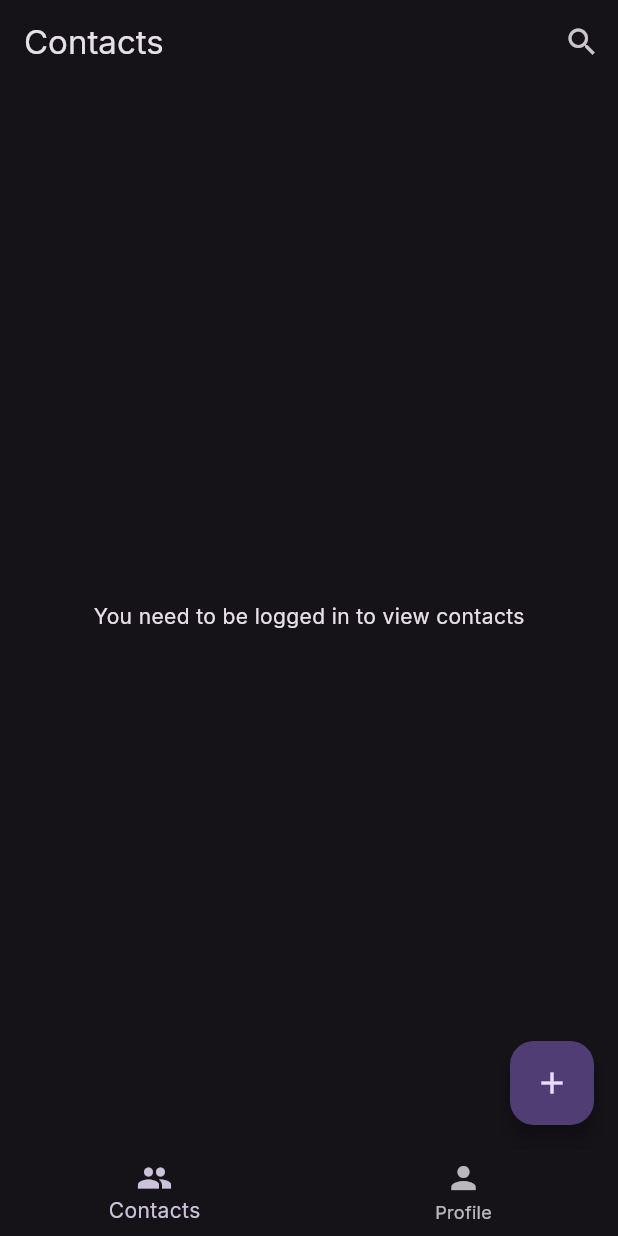
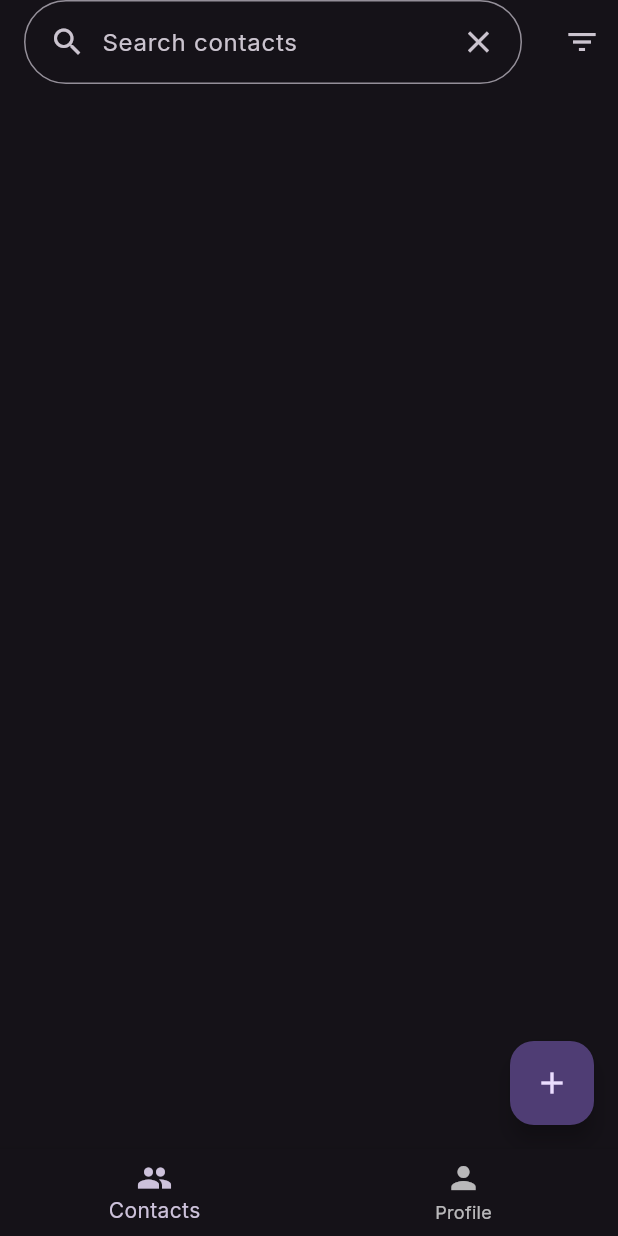
Before and after one commit to gautambhetanabhotla/contacts, a Flutter app: the screen it shows after launch, on a phone screen of 412 x 824 dp. Run offline on Flutter 3.47's test engine with Material 3 defaults, Android fonts, the phone set to English and light mode, and no system bars; our stand-ins replace cloud_firestore, firebase_auth, firebase_core, flutter_contacts, shared_preferences, talker; accounts and stored records are empty.

Commit message:
to do: refactor contacts controller

```diff
--- /dev/null
+++ b/devtools_options.yaml
@@ -0,0 +1,3 @@
+description: This file stores settings for Dart & Flutter DevTools.
+documentation: https://docs.flutter.dev/tools/devtools/extensions#configure-extension-enablement-states
+extensions:
--- a/lib/main.dart
+++ b/lib/main.dart
@@ -1,9 +1,11 @@
+import 'package:contacts/contacts_controller.dart';
 import 'package:firebase_core/firebase_core.dart';
 import 'package:flutter/material.dart';
+import 'package:provider/provider.dart';
 
 import './firebase_options.dart';
-import './user_profile.dart';
-import './contacts_page.dart';
+import 'pages/user_profile.dart';
+import 'pages/contacts_page.dart';
 
 void main() async {
   WidgetsFlutterBinding.ensureInitialized();
@@ -15,22 +17,7 @@ void main() async {
   runApp(const MyApp());
 }
 
-class MyApp extends StatelessWidget {
-  const MyApp({super.key});
-
-  // This widget is the root of your application.
-  @override
-  Widget build(BuildContext context) {
-    return MaterialApp(
-      title: 'Contacts',
-      themeMode: ThemeMode.dark,
-      darkTheme: ThemeData(
-        colorScheme: ColorScheme.fromSeed(
-          seedColor: Colors.deepPurple,
-          brightness: Brightness.dark,
-        ),
-        fontFamily: 'Inter',
-        textTheme: const TextTheme(
+const interTextTheme = TextTheme(
   displayLarge: TextStyle(fontFamily: 'Inter'),
   displayMedium: TextStyle(fontFamily: 'Inter'),
   displaySmall: TextStyle(fontFamily: 'Inter'),
@@ -46,30 +33,36 @@ class MyApp extends StatelessWidget {
   labelLarge: TextStyle(fontFamily: 'Inter'),
   labelMedium: TextStyle(fontFamily: 'Inter'),
   labelSmall: TextStyle(fontFamily: 'Inter'),
+);
+
+class MyApp extends StatelessWidget {
+  const MyApp({super.key});
+
+  // This widget is the root of your application.
+  @override
+  Widget build(BuildContext context) {
+    return Provider(
+      create: (context) => ContactsController(),
+      child: MaterialApp(
+        title: 'Contacts',
+        themeMode: ThemeMode.dark,
+        darkTheme: ThemeData(
+          colorScheme: ColorScheme.fromSeed(
+            seedColor: Colors.deepPurple,
+            brightness: Brightness.dark,
           ),
+          fontFamily: 'Inter',
+          textTheme: interTextTheme,
+          useMaterial3: true,
         ),
         theme: ThemeData(
           colorScheme: ColorScheme.fromSeed(seedColor: Colors.deepPurple),
           fontFamily: 'Inter',
-        textTheme: const TextTheme(
-          displayLarge: TextStyle(fontFamily: 'Inter'),
-          displayMedium: TextStyle(fontFamily: 'Inter'),
-          displaySmall: TextStyle(fontFamily: 'Inter'),
-          headlineLarge: TextStyle(fontFamily: 'Inter'),
-          headlineMedium: TextStyle(fontFamily: 'Inter'),
-          headlineSmall: TextStyle(fontFamily: 'Inter'),
-          titleLarge: TextStyle(fontFamily: 'Inter'),
-          titleMedium: TextStyle(fontFamily: 'Inter'),
-          titleSmall: TextStyle(fontFamily: 'Inter'),
-          bodyLarge: TextStyle(fontFamily: 'Inter'),
-          bodyMedium: TextStyle(fontFamily: 'Inter'),
-          bodySmall: TextStyle(fontFamily: 'Inter'),
-          labelLarge: TextStyle(fontFamily: 'Inter'),
-          labelMedium: TextStyle(fontFamily: 'Inter'),
-          labelSmall: TextStyle(fontFamily: 'Inter'),
-        ),
+          textTheme: interTextTheme,
+          useMaterial3: true,
         ),
         home: const MyHomePage(),
+      ),
     );
   }
 }
--- a/lib/contacts_page.dart
+++ b/lib/pages/contacts_page.dart
@@ -1,10 +1,11 @@
 import 'package:flutter/material.dart';
 import 'package:cloud_firestore/cloud_firestore.dart';
 import 'package:firebase_auth/firebase_auth.dart';
+import 'package:provider/provider.dart';
 
-import './talker.dart';
-import './contacts_controller.dart';
-import './contact_page.dart';
+import '../talker.dart';
+import '../contacts_controller.dart';
+import 'contact_page.dart';
 
 class ContactsPage extends StatefulWidget {
   const ContactsPage({super.key});
@@ -17,72 +18,78 @@ class _ContactsPageState extends State<ContactsPage> {
   final FirebaseFirestore _firestore = FirebaseFirestore.instance;
   final FirebaseAuth _auth = FirebaseAuth.instance;
 
-  late Stream<QuerySnapshot> _contactsStream;
+  String searchQuery = '';
+  late TextEditingController searchController;
 
   @override
   void initState() {
     super.initState();
-    _setupContactsStream();
-  }
-
-  void _setupContactsStream() {
-    final user = _auth.currentUser;
-    // print(user?.uid);
-    if (user != null) {
-      _contactsStream = _firestore
-        .collection('users')
-        .doc(user.uid)
-        .collection('contacts')
-        .snapshots();
-    }
+    searchController = TextEditingController(text: searchQuery);
   }
 
   @override
   Widget build(BuildContext context) {
+    final contactsController = context.read<ContactsController>();
     return Scaffold(
       appBar: AppBar(
-        title: const Text('Contacts'),
+      // Replace the standard AppBar with a search bar
+        title: TextField(
+          controller: searchController,
+          decoration: InputDecoration(
+            hintText: 'Search contacts',
+            border: OutlineInputBorder(
+              borderRadius: const BorderRadius.all(Radius.circular(100.0)),
+            ),
+            prefixIcon: Padding(
+              padding: const EdgeInsets.only(left: 10),
+              child: const Icon(Icons.search),
+            ),
+            suffixIcon: IconButton(
+              padding: const EdgeInsets.only(right: 10),
+              icon: const Icon(Icons.clear),
+              onPressed: () {
+                // Clear the search field
+                searchController.clear();
+                setState(() {
+                  searchQuery = '';
+                });
+              },
+            ),
+          ),
+          onChanged: (value) {
+            // Implement search functionality
+            // Filter contacts based on search query
+          },
+        ),
         actions: [
+          // Optional: Add a clear button or other actions
           IconButton(
-            icon: const Icon(Icons.search),
+            icon: const Icon(Icons.filter_list),
             onPressed: () {
-              // Implement search functionality
+              // Clear the search field
             },
           ),
         ],
       ),
-      body: _auth.currentUser == null
-          ? const Center(child: Text('You need to be logged in to view contacts'))
-          : StreamBuilder<QuerySnapshot>(
-              stream: _contactsStream,
+      body: StreamBuilder<List<Contact>>(
+        stream: contactsController.contactsStream,
         builder: (context, snapshot) {
+          final contactList = snapshot.data ?? [];
+          talker.debug(contactList);
           if (snapshot.connectionState == ConnectionState.waiting) {
             return const Center(child: CircularProgressIndicator());
           }
-
-                if (snapshot.hasError) {
-                  return Center(child: SelectableText('Error: ${snapshot.error}'));
-                }
-
-                if (!snapshot.hasData || snapshot.data!.docs.isEmpty) {
-                  return const Center(child: Text('No contacts found'));
-                }
-
-                final contacts = snapshot.data!.docs
-                    .map((doc) => Contact.fromFirestore(doc))
-                    .toList();
-
           return ListView.builder(
-                  itemCount: contacts.length,
+            itemCount: contactList.length,
             itemBuilder: (context, index) {
-                    final contact = contacts[index];
+              final contact = contactList[index];
               talker.debug(contact);
               return ListTile(
                 leading: CircleAvatar(
                   radius: 20,
-                        child: Text(contact.getLeadingCharacter()),
+                  child: Text(contact.leadingCharacter ?? '?'),
                 ),
-                      title: Text('${contact["First name"]} ${contact["Last name"] ?? ''}'),
+                title: Text(contact.fullName),
                 onTap: () {
                   _viewContactDetails(context, contact);
                 },
@@ -104,7 +111,7 @@ class _ContactsPageState extends State<ContactsPage> {
     Navigator.push(
       context,
       MaterialPageRoute(
-        builder: (context) => ContactPage(contact: contact)
+        builder: (context) => ViewContactPage(contact: contact)
       ),
     );
   }
--- a/pubspec.yaml
+++ b/pubspec.yaml
@@ -38,6 +38,9 @@ dependencies:
   firebase_auth: ^5.5.3
   cloud_firestore: ^5.6.7
   talker: ^4.7.7
+  provider: ^6.1.5
+  flutter_contacts: ^1.1.9+2
+  shared_preferences: ^2.5.3
 
 dev_dependencies:
   flutter_test:
@@ -48,7 +51,7 @@ dev_dependencies:
   # activated in the `analysis_options.yaml` file located at the root of your
   # package. See that file for information about deactivating specific lint
   # rules and activating additional ones.
-  flutter_lints: ^5.0.0
+  flutter_lints: ^6.0.0
 
 # For information on the generic Dart part of this file, see the
 # following page: https://dart.dev/tools/pub/pubspec
```
Also changed, not shown: lib/contacts_controller.dart (+300 -41 lines), lib/pages/contact_page.dart (renamed from lib/contact_page.dart, +27 -14 lines), lib/pages/user_profile.dart (renamed from lib/user_profile.dart, +14 -1 lines), lib/pages/filter_menu.dart (added), pubspec.lock, 3 other files. Lines whose indentation alone changed are shown as unchanged.
